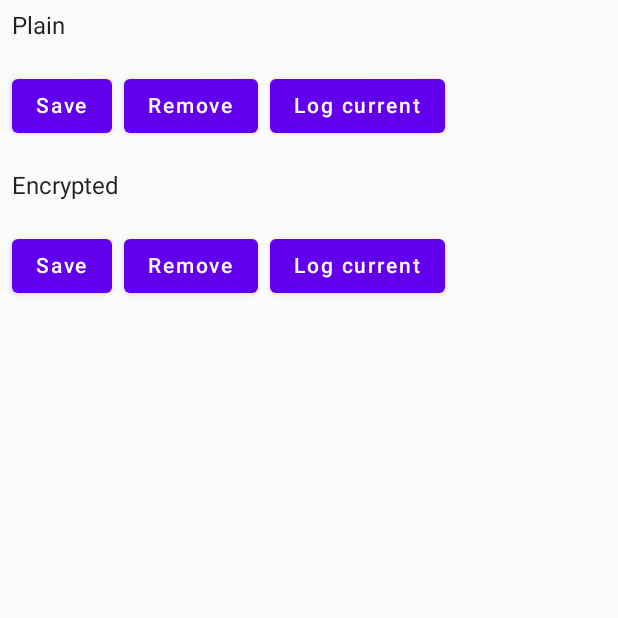
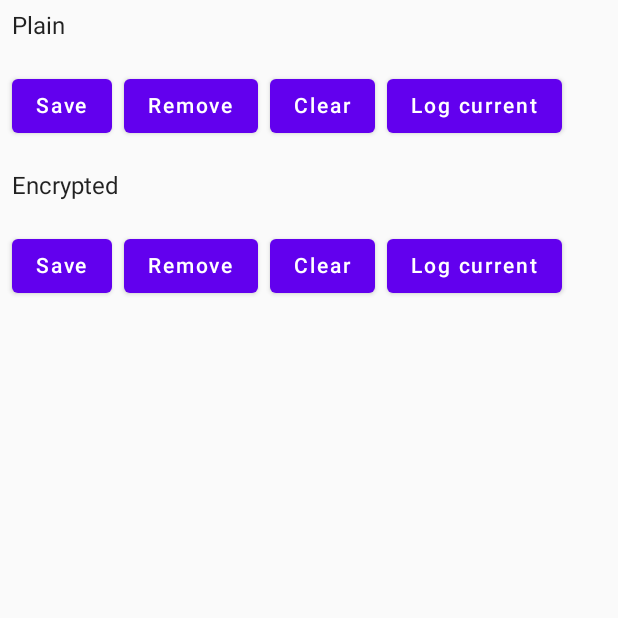
Before and after one commit to ChristianGarcia/ObserveEncryptedPrefsBug, an Android app built with Jetpack Compose: the screen it shows after launch (MainActivity), on a phone screen of 412 x 824 dp, the top half of it. Run offline under Robolectric (Android 15) with nearby library versions, the phone set to English and light mode, and no system bars; 3 statements that could not run were skipped.

Commit message:
Add clear button

```diff
--- a/app/src/main/java/uk/co/origamibits/observeencryptedprefsbug/MainActivity.kt
+++ b/app/src/main/java/uk/co/origamibits/observeencryptedprefsbug/MainActivity.kt
@@ -61,6 +61,7 @@ class MainActivity : ComponentActivity() {
                         modifier = Modifier.fillMaxWidth(),
                         saveValue = { plainSharedPreferences.saveRandomUUID() },
                         removeValue = { plainSharedPreferences.removeRandomUUID() },
+                        clearAll = { plainSharedPreferences.edit().clear().apply() },
                         logCurrentValue = { plainSharedPreferences.logCurrentValue(prefix = "Plain") }
                     )
                     Text("Encrypted")
@@ -68,6 +69,7 @@ class MainActivity : ComponentActivity() {
                         modifier = Modifier.fillMaxWidth(),
                         saveValue = { encryptedSharedPreferences.saveRandomUUID() },
                         removeValue = { encryptedSharedPreferences.removeRandomUUID() },
+                        clearAll = { encryptedSharedPreferences.edit().clear().apply() },
                         logCurrentValue = { encryptedSharedPreferences.logCurrentValue(prefix = "Encrypted") },
                     )
                 }
@@ -99,6 +101,7 @@ fun PreferenceManagementComponent(
     modifier: Modifier = Modifier,
     saveValue: (String) -> Unit,
     removeValue: () -> Unit,
+    clearAll: () -> Unit,
     logCurrentValue: () -> Unit,
 ) {
     Column(modifier = modifier) {
@@ -111,6 +114,9 @@ fun PreferenceManagementComponent(
             Button(onClick = removeValue) {
                 Text("Remove")
             }
+            Button(onClick = clearAll) {
+                Text("Clear")
+            }
             Button(onClick = logCurrentValue) {
                 Text("Log current")
             }
```
